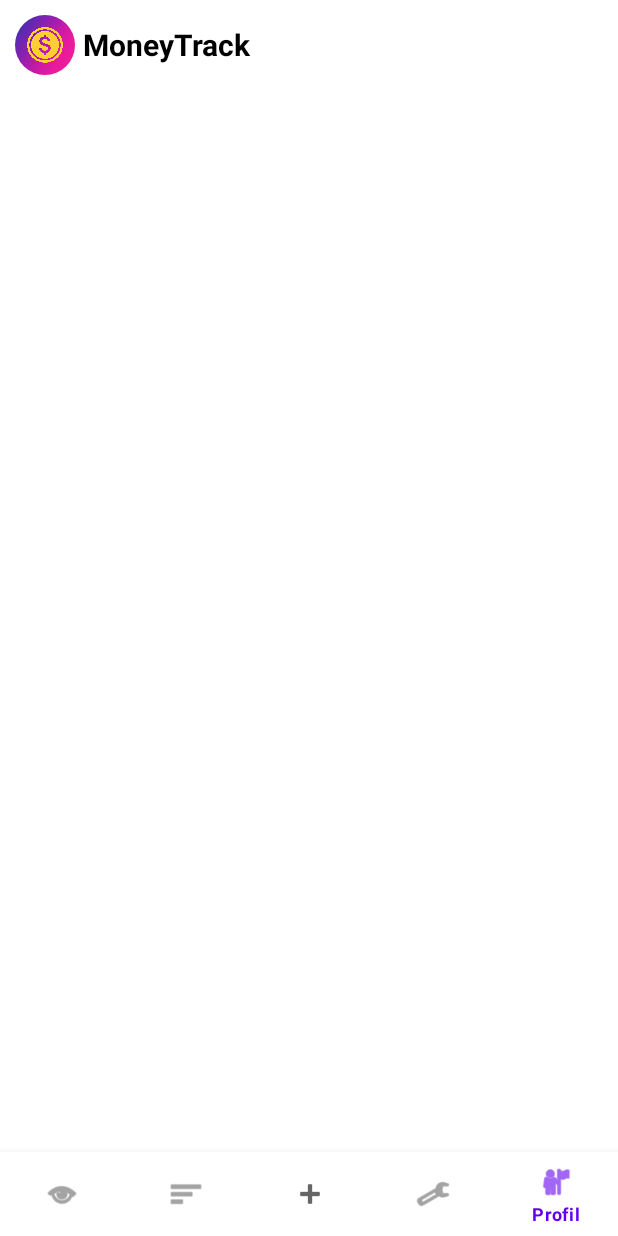
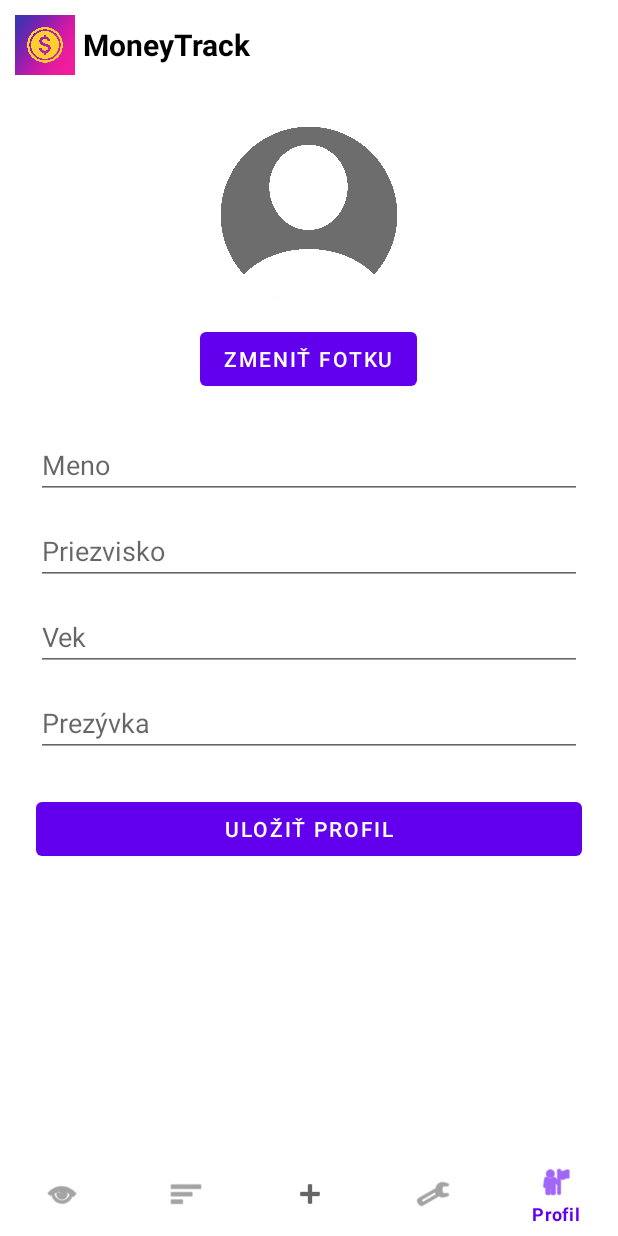
Before and after one commit to Exclypsy/moneytrack, an Android app: the screen it shows after launch once a user with an empty profile is signed in (Home), item 5 of the bottom bar chosen, on a phone screen of 412 x 824 dp. Run offline under Robolectric (Android 15) with nearby library versions, the phone set to English and light mode, and no system bars; our stand-ins replace Firebase (no records; nobody signed in at launch, a user with empty details on screens opened directly).

Commit message:
Pridanie funkcneho Profile fragmentu + ukladanie do dp (Cloud Firestore) stale nefunguje

```diff
--- a/app/src/main/java/sk/spsepo/moneytrack/Home.java
+++ b/app/src/main/java/sk/spsepo/moneytrack/Home.java
@@ -1,4 +1,6 @@
 package sk.spsepo.moneytrack;
+
+import sk.spsepo.moneytrack.ProfileFragment;
 
 import android.content.Intent;
 import android.os.Bundle;
@@ -63,5 +65,18 @@ public class Home extends AppCompatActivity {
             v.setPadding(systemBars.left, systemBars.top, systemBars.right, systemBars.bottom);
             return insets;
         });
+
+        com.google.android.material.bottomnavigation.BottomNavigationView bottomNav = findViewById(R.id.bottomNav);
+        bottomNav.setOnItemSelectedListener(item -> {
+            if (item.getItemId() == R.id.nav_profile) {
+                getSupportFragmentManager()
+                    .beginTransaction()
+                    .replace(R.id.homeContent, new ProfileFragment())
+                    .addToBackStack(null)
+                    .commit();
+                return true;
+            }
+            return false;
+        });
     }
 }
--- /dev/null
+++ b/app/src/main/java/sk/spsepo/moneytrack/ProfileFragment.java
@@ -0,0 +1,149 @@
+package sk.spsepo.moneytrack;
+
+import android.app.Activity;
+import android.content.Intent;
+import android.net.Uri;
+import android.os.Bundle;
+import android.provider.MediaStore;
+import android.util.Log;
+import android.view.LayoutInflater;
+import android.view.View;
+import android.view.ViewGroup;
+import android.widget.Button;
+import android.widget.EditText;
+import android.widget.ImageView;
+import android.widget.Toast;
+
+import androidx.activity.result.ActivityResultLauncher;
+import androidx.activity.result.contract.ActivityResultContracts;
+import androidx.annotation.NonNull;
+import androidx.fragment.app.Fragment;
+
+import com.bumptech.glide.Glide;
+import com.google.firebase.auth.FirebaseAuth;
+import com.google.firebase.auth.FirebaseUser;
+import com.google.firebase.firestore.DocumentReference;
+import com.google.firebase.firestore.FirebaseFirestore;
+
+public class ProfileFragment extends Fragment {
+
+    private ImageView profileImageView;
+    private Button changePhotoButton, saveProfileButton;
+    private EditText nameEditText, surnameEditText, ageEditText, nicknameEditText;
+
+    private FirebaseUser user;
+    private FirebaseFirestore db;
+
+    private Uri selectedImageUri = null;
+
+    private ActivityResultLauncher<Intent> pickImageLauncher;
+
+    public ProfileFragment() {
+        // Required empty public constructor
+    }
+
+    @Override
+    public View onCreateView(LayoutInflater inflater, ViewGroup container,
+                             Bundle savedInstanceState) {
+        View view = inflater.inflate(R.layout.fragment_profile, container, false);
+
+        profileImageView = view.findViewById(R.id.profileImageView);
+        changePhotoButton = view.findViewById(R.id.changePhotoButton);
+        saveProfileButton = view.findViewById(R.id.saveProfileButton);
+        nameEditText = view.findViewById(R.id.nameEditText);
+        surnameEditText = view.findViewById(R.id.surnameEditText);
+        ageEditText = view.findViewById(R.id.ageEditText);
+        nicknameEditText = view.findViewById(R.id.nicknameEditText);
+
+        user = FirebaseAuth.getInstance().getCurrentUser();
+        db = FirebaseFirestore.getInstance();
+
+        pickImageLauncher = registerForActivityResult(
+                new ActivityResultContracts.StartActivityForResult(),
+                result -> {
+                    if (result.getResultCode() == Activity.RESULT_OK && result.getData() != null) {
+                        selectedImageUri = result.getData().getData();
+                        Glide.with(this).load(selectedImageUri).circleCrop().into(profileImageView);
+                    }
+                }
+        );
+
+        loadUserProfile();
+
+        changePhotoButton.setOnClickListener(v -> openImagePicker());
+        saveProfileButton.setOnClickListener(v -> saveUserProfile());
+
+        return view;
+    }
+
+    private void loadUserProfile() {
+        if (user == null) {
+            Toast.makeText(getContext(), "Nie si prihlásený", Toast.LENGTH_SHORT).show();
+            return;
+        }
+
+        DocumentReference docRef = db.collection("users").document(user.getUid());
+        docRef.get().addOnSuccessListener(documentSnapshot -> {
+            if (documentSnapshot.exists()) {
+                String name = documentSnapshot.getString("name");
+                String surname = documentSnapshot.getString("surname");
+                Long age = documentSnapshot.getLong("age");
+                String nickname = documentSnapshot.getString("nickname");
+                String photoUrl = documentSnapshot.getString("photoUrl");
+
+                if (name != null) nameEditText.setText(name);
+                if (surname != null) surnameEditText.setText(surname);
+                if (age != null) ageEditText.setText(String.valueOf(age));
+                if (nickname != null) nicknameEditText.setText(nickname);
+                if (photoUrl != null && !photoUrl.isEmpty()) {
+                    Glide.with(this).load(photoUrl).circleCrop().into(profileImageView);
+                }
+            }
+        }).addOnFailureListener(e -> {
+            Toast.makeText(getContext(), "Nepodarilo sa načítať profil", Toast.LENGTH_SHORT).show();
+            Log.e("ProfileFragment", "Firestore load error", e);
+        });
+    }
+
+    private void openImagePicker() {
+        Intent intent = new Intent(Intent.ACTION_PICK, MediaStore.Images.Media.EXTERNAL_CONTENT_URI);
+        pickImageLauncher.launch(intent);
+    }
+
+    private void saveUserProfile() {
+        if (user == null) {
+            Toast.makeText(getContext(), "Nie si prihlásený", Toast.LENGTH_SHORT).show();
+            return;
+        }
+
+        String name = nameEditText.getText().toString().trim();
+        String surname = surnameEditText.getText().toString().trim();
+        String ageStr = ageEditText.getText().toString().trim();
+        String nickname = nicknameEditText.getText().toString().trim();
+
+        int age = 0;
+        try {
+            age = Integer.parseInt(ageStr);
+        } catch (NumberFormatException e) {
+            Toast.makeText(getContext(), "Zadaj platný vek", Toast.LENGTH_SHORT).show();
+            return;
+        }
+
+        DocumentReference docRef = db.collection("users").document(user.getUid());
+
+        docRef.update(
+                "name", name,
+                "surname", surname,
+                "age", age,
+                "nickname", nickname
+        ).addOnSuccessListener(aVoid -> {
+            Toast.makeText(getContext(), "Profil uložený", Toast.LENGTH_SHORT).show();
+        }).addOnFailureListener(e -> {
+            Toast.makeText(getContext(), "Nepodarilo sa uložiť profil", Toast.LENGTH_SHORT).show();
+            Log.e("ProfileFragment", "Firestore save error", e);
+        });
+
+        // Ak chceš, môžeš sem pridať upload obrázka do Firebase Storage a uložiť URL do Firestore
+        // (upload obrázka zatiaľ nechávame mimo, len vyber a zobrazíme)
+    }
+}
--- /dev/null
+++ b/app/src/main/res/layout/fragment_profile.xml
@@ -0,0 +1,70 @@
+<?xml version="1.0" encoding="utf-8"?>
+<ScrollView xmlns:android="http://schemas.android.com/apk/res/android"
+    android:layout_width="match_parent"
+    android:layout_height="match_parent"
+    android:padding="24dp">
+
+    <LinearLayout
+        android:layout_width="match_parent"
+        android:layout_height="wrap_content"
+        android:orientation="vertical">
+
+        <ImageView
+            android:id="@+id/profileImageView"
+            android:layout_width="120dp"
+            android:layout_height="120dp"
+            android:layout_gravity="center_horizontal"
+            android:src="@drawable/default_profile"
+            android:scaleType="centerCrop"
+            android:background="@drawable/circle_mask"
+            android:clipToOutline="true"
+            android:contentDescription="Profilová fotka" />
+
+        <Button
+            android:id="@+id/changePhotoButton"
+            android:layout_width="wrap_content"
+            android:layout_height="wrap_content"
+            android:text="Zmeniť fotku"
+            android:layout_gravity="center_horizontal"
+            android:layout_marginTop="12dp" />
+
+        <EditText
+            android:id="@+id/nameEditText"
+            android:layout_width="match_parent"
+            android:layout_height="wrap_content"
+            android:hint="Meno"
+            android:inputType="textPersonName"
+            android:layout_marginTop="24dp" />
+
+        <EditText
+            android:id="@+id/surnameEditText"
+            android:layout_width="match_parent"
+            android:layout_height="wrap_content"
+            android:hint="Priezvisko"
+            android:inputType="textPersonName"
+            android:layout_marginTop="12dp" />
+
+        <EditText
+            android:id="@+id/ageEditText"
+            android:layout_width="match_parent"
+            android:layout_height="wrap_content"
+            android:hint="Vek"
+            android:inputType="number"
+            android:layout_marginTop="12dp" />
+
+        <EditText
+            android:id="@+id/nicknameEditText"
+            android:layout_width="match_parent"
+            android:layout_height="wrap_content"
+            android:hint="Prezývka"
+            android:inputType="textPersonName"
+            android:layout_marginTop="12dp" />
+
+        <Button
+            android:id="@+id/saveProfileButton"
+            android:layout_width="match_parent"
+            android:layout_height="wrap_content"
+            android:text="Uložiť profil"
+            android:layout_marginTop="24dp" />
+    </LinearLayout>
+</ScrollView>
--- a/app/src/main/res/values/strings.xml
+++ b/app/src/main/res/values/strings.xml
@@ -1,3 +1,5 @@
 <resources>
     <string name="app_name">moneytrack</string>
+    <!-- TODO: Remove or change this placeholder text -->
+    <string name="hello_blank_fragment">Hello blank fragment</string>
 </resources>
```
